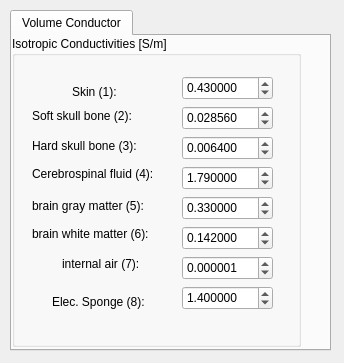
First picture: the form in src/Interface/Modules/BrainStimulator/SetConductivitiesToTetMeshDialog.ui, repository SCIInstitute/SCIRun, before the edit.
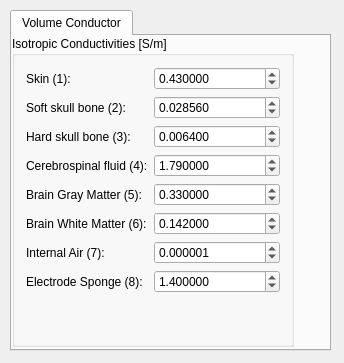
Second picture: the form after the edit.

```diff
--- a/src/Interface/Modules/BrainStimulator/SetConductivitiesToTetMeshDialog.ui
+++ b/src/Interface/Modules/BrainStimulator/SetConductivitiesToTetMeshDialog.ui
@@ -45,48 +45,23 @@
       <rect>
        <x>0</x>
        <y>0</y>
-       <width>289</width>
+       <width>282</width>
        <height>311</height>
       </rect>
      </property>
      <property name="title">
       <string>Isotropic Conductivities [S/m]</string>
      </property>
-     <widget class="QLabel" name="label_2">
-      <property name="geometry">
-       <rect>
-        <x>20</x>
-        <y>100</y>
-        <width>131</width>
-        <height>20</height>
-       </rect>
-      </property>
+     <layout class="QFormLayout" name="formLayout">
+      <item row="0" column="0">
+       <widget class="QLabel" name="label">
       <property name="text">
-       <string>Hard skull bone (3):</string>
-      </property>
-     </widget>
-     <widget class="QLabel" name="label_3">
-      <property name="geometry">
-       <rect>
-        <x>20</x>
-        <y>130</y>
-        <width>151</width>
-        <height>16</height>
-       </rect>
-      </property>
-      <property name="text">
-       <string>Cerebrospinal fluid (4):</string>
-      </property>
-     </widget>
+         <string>Skin (1):</string>
+        </property>
+       </widget>
+      </item>
+      <item row="0" column="1">
      <widget class="QDoubleSpinBox" name="Skin_">
-      <property name="geometry">
-       <rect>
-        <x>170</x>
-        <y>40</y>
-        <width>91</width>
-        <height>24</height>
-       </rect>
-      </property>
       <property name="decimals">
        <number>6</number>
       </property>
@@ -94,15 +69,33 @@
        <double>0.430000000000000</double>
       </property>
      </widget>
+      </item>
+      <item row="1" column="0">
+       <widget class="QLabel" name="label_7">
+        <property name="text">
+         <string>Soft skull bone (2):</string>
+        </property>
+       </widget>
+      </item>
+      <item row="1" column="1">
+       <widget class="QDoubleSpinBox" name="SoftBone_">
+        <property name="decimals">
+         <number>6</number>
+        </property>
+        <property name="value">
+         <double>0.028560000000000</double>
+        </property>
+       </widget>
+      </item>
+      <item row="2" column="0">
+       <widget class="QLabel" name="label_2">
+        <property name="text">
+         <string>Hard skull bone (3):</string>
+        </property>
+       </widget>
+      </item>
+      <item row="2" column="1">
      <widget class="QDoubleSpinBox" name="HardBone_">
-      <property name="geometry">
-       <rect>
-        <x>170</x>
-        <y>100</y>
-        <width>91</width>
-        <height>24</height>
-       </rect>
-      </property>
       <property name="decimals">
        <number>6</number>
       </property>
@@ -110,15 +103,16 @@
        <double>0.006400000000000</double>
       </property>
      </widget>
+      </item>
+      <item row="3" column="0">
+       <widget class="QLabel" name="label_3">
+        <property name="text">
+         <string>Cerebrospinal fluid (4):</string>
+        </property>
+       </widget>
+      </item>
+      <item row="3" column="1">
      <widget class="QDoubleSpinBox" name="CSF_">
-      <property name="geometry">
-       <rect>
-        <x>170</x>
-        <y>130</y>
-        <width>91</width>
-        <height>24</height>
-       </rect>
-      </property>
       <property name="decimals">
        <number>6</number>
       </property>
@@ -126,70 +120,16 @@
        <double>1.790000000000000</double>
       </property>
      </widget>
-     <widget class="QLabel" name="label_4">
-      <property name="geometry">
-       <rect>
-        <x>40</x>
-        <y>250</y>
-        <width>111</width>
-        <height>31</height>
-       </rect>
-      </property>
-      <property name="text">
-       <string>Elec. Sponge (8):</string>
-      </property>
-     </widget>
-     <widget class="QDoubleSpinBox" name="Electrode_">
-      <property name="geometry">
-       <rect>
-        <x>170</x>
-        <y>250</y>
-        <width>91</width>
-        <height>24</height>
-       </rect>
-      </property>
-      <property name="decimals">
-       <number>6</number>
-      </property>
-      <property name="value">
-       <double>1.400000000000000</double>
-      </property>
-     </widget>
-     <widget class="QLabel" name="label">
-      <property name="geometry">
-       <rect>
-        <x>60</x>
-        <y>40</y>
-        <width>62</width>
-        <height>31</height>
-       </rect>
-      </property>
-      <property name="text">
-       <string>Skin (1):</string>
-      </property>
-     </widget>
+      </item>
+      <item row="4" column="0">
      <widget class="QLabel" name="label_5">
-      <property name="geometry">
-       <rect>
-        <x>20</x>
-        <y>160</y>
-        <width>141</width>
-        <height>20</height>
-       </rect>
-      </property>
       <property name="text">
-       <string>brain gray matter (5):</string>
-      </property>
-     </widget>
+         <string>Brain Gray Matter (5):</string>
+        </property>
+       </widget>
+      </item>
+      <item row="4" column="1">
      <widget class="QDoubleSpinBox" name="GM_">
-      <property name="geometry">
-       <rect>
-        <x>170</x>
-        <y>160</y>
-        <width>91</width>
-        <height>24</height>
-       </rect>
-      </property>
       <property name="decimals">
        <number>6</number>
       </property>
@@ -197,28 +137,16 @@
        <double>0.330000000000000</double>
       </property>
      </widget>
+      </item>
+      <item row="5" column="0">
      <widget class="QLabel" name="label_6">
-      <property name="geometry">
-       <rect>
-        <x>20</x>
-        <y>190</y>
-        <width>151</width>
-        <height>16</height>
-       </rect>
-      </property>
       <property name="text">
-       <string>brain white matter (6):</string>
-      </property>
-     </widget>
+         <string>Brain White Matter (6):</string>
+        </property>
+       </widget>
+      </item>
+      <item row="5" column="1">
      <widget class="QDoubleSpinBox" name="WM_">
-      <property name="geometry">
-       <rect>
-        <x>170</x>
-        <y>190</y>
-        <width>91</width>
-        <height>24</height>
-       </rect>
-      </property>
       <property name="decimals">
        <number>6</number>
       </property>
@@ -226,57 +154,16 @@
        <double>0.142000000000000</double>
       </property>
      </widget>
-     <widget class="QLabel" name="label_7">
-      <property name="geometry">
-       <rect>
-        <x>20</x>
-        <y>70</y>
-        <width>131</width>
-        <height>20</height>
-       </rect>
-      </property>
-      <property name="text">
-       <string>Soft skull bone (2):</string>
-      </property>
-     </widget>
-     <widget class="QDoubleSpinBox" name="SoftBone_">
-      <property name="geometry">
-       <rect>
-        <x>170</x>
-        <y>70</y>
-        <width>91</width>
-        <height>24</height>
-       </rect>
-      </property>
-      <property name="decimals">
-       <number>6</number>
-      </property>
-      <property name="value">
-       <double>0.028560000000000</double>
-      </property>
-     </widget>
+      </item>
+      <item row="6" column="0">
      <widget class="QLabel" name="label_8">
-      <property name="geometry">
-       <rect>
-        <x>50</x>
-        <y>220</y>
-        <width>101</width>
-        <height>16</height>
-       </rect>
-      </property>
       <property name="text">
-       <string>internal air (7):</string>
-      </property>
-     </widget>
+         <string>Internal Air (7):</string>
+        </property>
+       </widget>
+      </item>
+      <item row="6" column="1">
      <widget class="QDoubleSpinBox" name="InternalAir_">
-      <property name="geometry">
-       <rect>
-        <x>170</x>
-        <y>220</y>
-        <width>91</width>
-        <height>24</height>
-       </rect>
-      </property>
       <property name="decimals">
        <number>6</number>
       </property>
@@ -284,9 +171,30 @@
        <double>0.000001000000000</double>
       </property>
      </widget>
-    </widget>
-   </widget>
-  </widget>
+      </item>
+      <item row="7" column="0">
+       <widget class="QLabel" name="label_4">
+        <property name="text">
+         <string>Electrode Sponge (8):</string>
+        </property>
+       </widget>
+      </item>
+      <item row="7" column="1">
+       <widget class="QDoubleSpinBox" name="Electrode_">
+        <property name="decimals">
+         <number>6</number>
+        </property>
+        <property name="value">
+         <double>1.400000000000000</double>
+        </property>
+       </widget>
+      </item>
+     </layout>
+    </widget>
+   </widget>
+  </widget>
+  <zorder>tabWidget</zorder>
+  <zorder>groupBox</zorder>
  </widget>
  <layoutdefault spacing="6" margin="11"/>
  <resources/>
```
Lines whose indentation alone changed are shown as unchanged.
